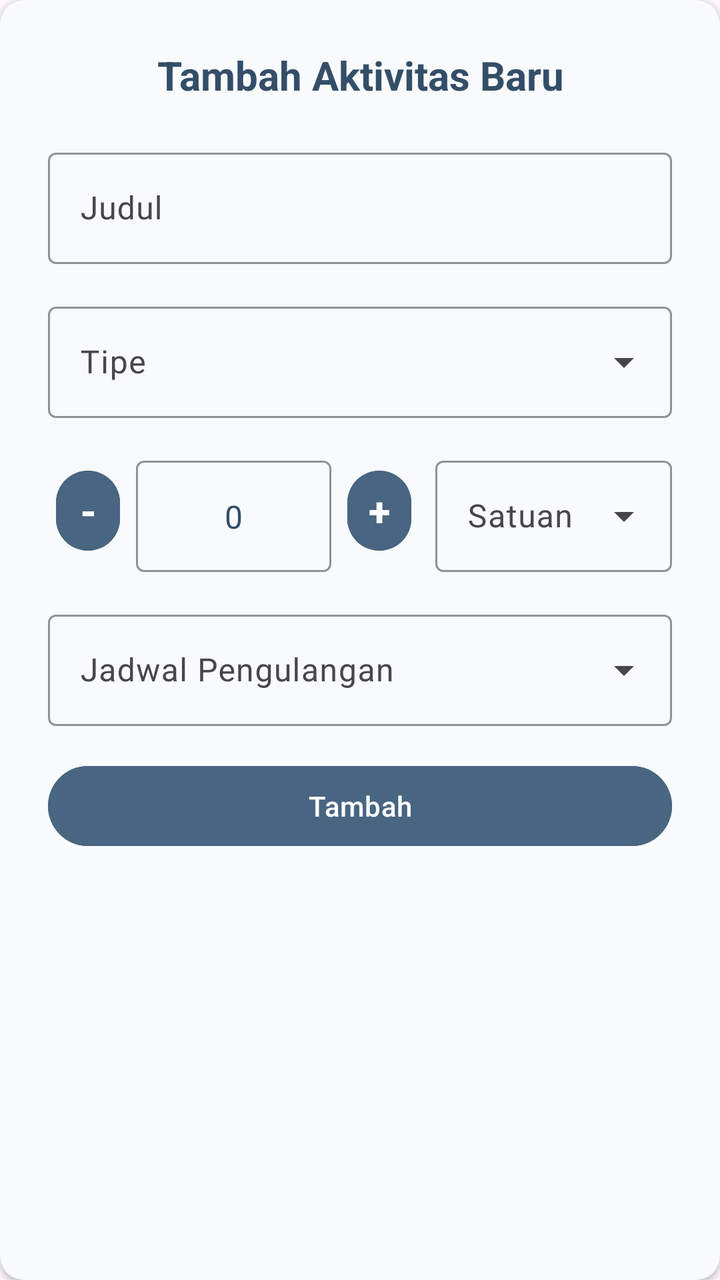
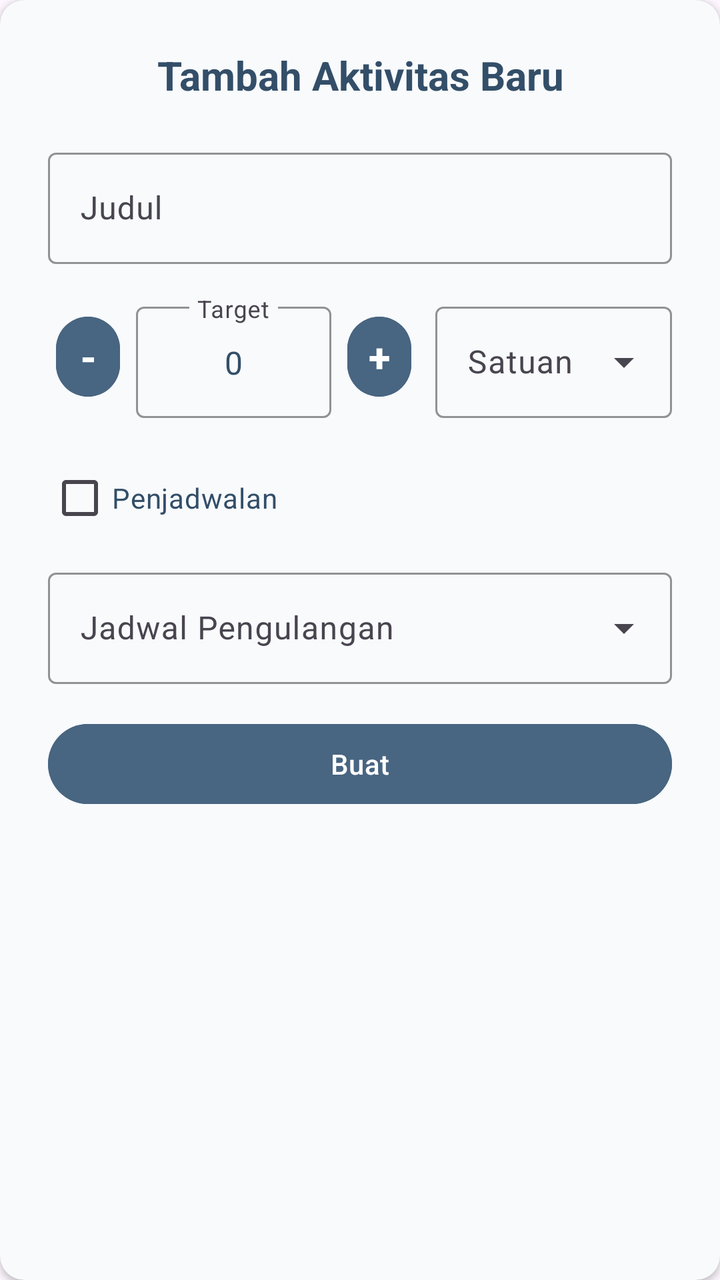

Compare the two renders of this Android layout. The source of the first and the diff that turns it into the second are given below.
<!-- AndroidManifest.xml: application theme Theme.Tiasakeun -->
<!-- res/layout/dialog_add_activity.xml -->
<?xml version="1.0" encoding="utf-8"?>
<androidx.cardview.widget.CardView xmlns:android="http://schemas.android.com/apk/res/android"
    xmlns:app="http://schemas.android.com/apk/res-auto"
    android:layout_width="match_parent"
    android:layout_height="wrap_content"
    xmlns:tools="http://schemas.android.com/tools"
    android:layout_marginHorizontal="16dp"
    android:layout_marginVertical="8dp"
    app:cardCornerRadius="12dp"
    app:cardElevation="2dp"
    app:cardBackgroundColor="@color/surface_card">
    <LinearLayout
        android:orientation="vertical"
        android:layout_width="match_parent"
        android:layout_height="wrap_content"
        android:padding="24dp"
        android:layout_gravity="center_horizontal">

        <TextView
            android:layout_width="match_parent"
            android:layout_height="wrap_content"
            android:text="@string/add_new_activity"
            android:textSize="20sp"
            android:textStyle="bold"
            android:textColor="@color/primary_text"
            android:layout_marginBottom="20dp"
            android:gravity="center_horizontal"/>

        <com.google.android.material.textfield.TextInputLayout
            android:layout_width="match_parent"
            android:layout_height="wrap_content"
            android:hint="@string/title"
            style="@style/Widget.Material3.TextInputLayout.OutlinedBox"
            android:layout_marginBottom="16dp"
            app:boxStrokeColor="@color/accent_blue"
            app:hintTextColor="@color/accent_blue">

            <com.google.android.material.textfield.TextInputEditText
                android:id="@+id/etDialogTitle"
                android:layout_width="match_parent"
                android:layout_height="wrap_content"
                android:inputType="textPersonName"
                android:textColor="@color/primary_text"/>
        </com.google.android.material.textfield.TextInputLayout>

        <com.google.android.material.textfield.TextInputLayout
            style="@style/Widget.Material3.TextInputLayout.OutlinedBox.ExposedDropdownMenu"
            android:layout_width="match_parent"
            android:layout_height="wrap_content"
            android:hint="@string/type"
            android:layout_marginBottom="16dp"
            app:boxStrokeColor="@color/accent_blue"
            app:hintTextColor="@color/accent_blue">

            <com.google.android.material.textfield.MaterialAutoCompleteTextView
                android:id="@+id/spinnerType"
                android:layout_width="match_parent"
                android:layout_height="wrap_content"
                android:inputType="none"
                android:textColor="@color/primary_text"/>

        </com.google.android.material.textfield.TextInputLayout>

        <LinearLayout
            android:layout_width="match_parent"
            android:layout_height="wrap_content"
            android:orientation="horizontal"
            android:gravity="center_vertical"
            android:layout_marginBottom="16dp">
            <LinearLayout
                android:layout_width="0dp"
                android:layout_height="wrap_content"
                android:layout_weight="1.1"
                android:orientation="horizontal"
                android:gravity="center_vertical"
                android:layout_marginEnd="8dp">

                <com.google.android.material.button.MaterialButton
                    android:id="@+id/btnTotalMinus"
                    style="@style/Widget.Material3.Button.IconButton.Filled"
                    android:layout_width="40dp"
                    android:layout_height="40dp"
                    android:text="-"
                    android:textSize="20sp"
                    android:textStyle="bold"
                    android:gravity="center"
                    android:padding="0dp"
                    android:insetTop="0dp"
                    android:insetBottom="0dp"
                    app:shapeAppearanceOverlay="@style/ShapeAppearance.Material3.Corner.Full"
                    android:backgroundTint="@color/accent_blue"/>

                <com.google.android.material.textfield.TextInputLayout
                    style="@style/Widget.Material3.TextInputLayout.OutlinedBox"
                    android:layout_width="0dp"
                    android:layout_height="wrap_content"
                    android:layout_weight="1"
                    android:layout_marginHorizontal="4dp"
                    app:boxStrokeColor="@color/accent_blue">
                    <com.google.android.material.textfield.TextInputEditText
                        android:id="@+id/etTotal"
                        android:layout_width="match_parent"
                        android:layout_height="wrap_content"
                        android:inputType="number"
                        android:text="0"
                        android:gravity="center"
                        android:textColor="@color/primary_text"/>
                </com.google.android.material.textfield.TextInputLayout>

                <com.google.android.material.button.MaterialButton
                    android:id="@+id/btnTotalPlus"
                    style="@style/Widget.Material3.Button.IconButton.Filled"
                    android:layout_width="40dp"
                    android:layout_height="40dp"
                    android:text="+"
                    android:textSize="20sp"
                    android:textStyle="bold"
                    android:gravity="center"
                    android:padding="0dp"
                    android:insetTop="0dp"
                    android:insetBottom="0dp"
                    app:shapeAppearanceOverlay="@style/ShapeAppearance.Material3.Corner.Full"
                    android:backgroundTint="@color/accent_blue"/>
            </LinearLayout>

            <com.google.android.material.textfield.TextInputLayout
                style="@style/Widget.Material3.TextInputLayout.OutlinedBox.ExposedDropdownMenu"
                android:layout_width="0dp"
                android:layout_height="wrap_content"
                android:layout_weight="0.7"
                android:hint="Satuan"
                app:boxStrokeColor="@color/accent_blue"
                app:hintTextColor="@color/accent_blue">
                <com.google.android.material.textfield.MaterialAutoCompleteTextView
                    android:id="@+id/spinnerUnit"
                    android:layout_width="match_parent"
                    android:layout_height="wrap_content"
                    android:inputType="none"
                    android:textColor="@color/primary_text"/>
            </com.google.android.material.textfield.TextInputLayout>
        </LinearLayout>

        <com.google.android.material.textfield.TextInputLayout
            style="@style/Widget.Material3.TextInputLayout.OutlinedBox.ExposedDropdownMenu"
            android:layout_width="match_parent"
            android:layout_height="wrap_content"
            android:hint="Jadwal Pengulangan"
            android:layout_marginBottom="16dp"
            app:boxStrokeColor="@color/accent_blue"
            app:hintTextColor="@color/accent_blue">
            <com.google.android.material.textfield.MaterialAutoCompleteTextView
                android:id="@+id/spinnerSchedule"
                android:layout_width="match_parent"
                android:layout_height="wrap_content"
                android:inputType="none"
                android:textColor="@color/primary_text"/>
        </com.google.android.material.textfield.TextInputLayout>

        <com.google.android.material.button.MaterialButton
            android:layout_width="match_parent"
            android:layout_height="wrap_content"
            android:text="Tambah"
            android:backgroundTint="@color/accent_blue"
            android:paddingHorizontal="24dp"
            tools:ignore="MissingConstraints"/>
    </LinearLayout>
</androidx.cardview.widget.CardView>
<!-- resources referenced by this layout -->
<resources>
  <color name="accent_blue">#486581</color>
  <color name="primary_text">#334E68</color>
  <color name="surface_card">#F8FAFC</color>
  <string name="add_new_activity">Tambah Aktivitas Baru</string>
  <string name="title">Judul</string>
  <string name="type">Tipe</string>
  <style name="Theme.Tiasakeun" parent="Base.Theme.Tiasakeun" />
  <style name="Base.Theme.Tiasakeun" parent="Theme.Material3.DayNight.NoActionBar">
          
          
          <item name="colorOnSecondaryContainer">@color/white</item>
      </style>
  <color name="white">#FFFFFFFF</color>
</resources>

<!-- the commit's change to res/layout/dialog_add_activity.xml (unified diff, before → after) -->
@@ -36,7 +36,7 @@
             app:hintTextColor="@color/accent_blue">
 
             <com.google.android.material.textfield.TextInputEditText
-                android:id="@+id/etDialogTitle"
+                android:id="@+id/etActivityTitle"
                 android:layout_width="match_parent"
                 android:layout_height="wrap_content"
                 android:inputType="textPersonName"
@@ -50,7 +50,8 @@
             android:hint="@string/type"
             android:layout_marginBottom="16dp"
             app:boxStrokeColor="@color/accent_blue"
-            app:hintTextColor="@color/accent_blue">
+            app:hintTextColor="@color/accent_blue"
+            android:visibility="gone">
 
             <com.google.android.material.textfield.MaterialAutoCompleteTextView
                 android:id="@+id/spinnerType"
@@ -95,6 +96,7 @@
                     android:layout_width="0dp"
                     android:layout_height="wrap_content"
                     android:layout_weight="1"
+                    android:hint="@string/target"
                     android:layout_marginHorizontal="4dp"
                     app:boxStrokeColor="@color/accent_blue">
                     <com.google.android.material.textfield.TextInputEditText
@@ -140,7 +142,17 @@
             </com.google.android.material.textfield.TextInputLayout>
         </LinearLayout>
 
+        <com.google.android.material.checkbox.MaterialCheckBox
+            android:id="@+id/cbSchedule"
+            android:layout_width="wrap_content"
+            android:layout_height="wrap_content"
+            android:layout_gravity="center_vertical"
+            android:textColor="@color/primary_text"
+            android:text="@string/schedule"
+            android:layout_marginBottom="8dp"/>
+
         <com.google.android.material.textfield.TextInputLayout
+            android:id="@+id/spinnerScheduleLayout"
             style="@style/Widget.Material3.TextInputLayout.OutlinedBox.ExposedDropdownMenu"
             android:layout_width="match_parent"
             android:layout_height="wrap_content"
@@ -157,9 +169,10 @@
         </com.google.android.material.textfield.TextInputLayout>
 
         <com.google.android.material.button.MaterialButton
+            android:id="@+id/btnCreateActivity"
             android:layout_width="match_parent"
             android:layout_height="wrap_content"
-            android:text="Tambah"
+            android:text="@string/create"
             android:backgroundTint="@color/accent_blue"
             android:paddingHorizontal="24dp"
             tools:ignore="MissingConstraints"/>
<!-- resource entries referenced after the edit -->
@@ -4,6 +4,9 @@
   <color name="primary_text">#334E68</color>
   <color name="surface_card">#F8FAFC</color>
   <string name="add_new_activity">Tambah Aktivitas Baru</string>
+  <string name="create">Buat</string>
+  <string name="schedule">Penjadwalan</string>
+  <string name="target">Target</string>
   <string name="title">Judul</string>
   <string name="type">Tipe</string>
   <style name="Theme.Tiasakeun" parent="Base.Theme.Tiasakeun" />
